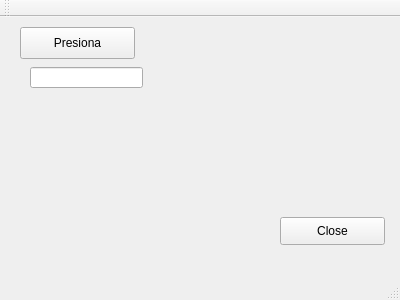
The window that mainwindow.ui (pollodav/gitPruebas) describes before a commit, drawn with Qt 5.
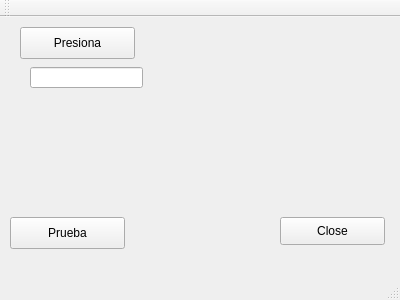
The same window after the commit.

Commit message: Agregado boton de pruebas

The edit to the form file:
```diff
--- a/mainwindow.ui
+++ b/mainwindow.ui
@@ -50,6 +50,19 @@
      <string>Close</string>
     </property>
    </widget>
+   <widget class="QPushButton" name="pushButton_3">
+    <property name="geometry">
+     <rect>
+      <x>10</x>
+      <y>200</y>
+      <width>115</width>
+      <height>32</height>
+     </rect>
+    </property>
+    <property name="text">
+     <string>Prueba</string>
+    </property>
+   </widget>
   </widget>
   <widget class="QMenuBar" name="menuBar">
    <property name="geometry">
```
Left out of the diff: 2 changed lines with no effect on the pictures.
